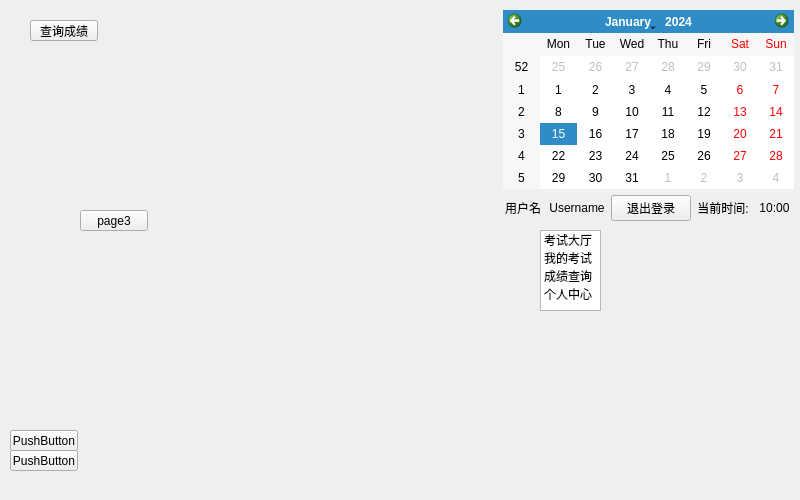
Above: project_testing_0302/mainmenuwidget.ui from MatthewVork/project_testing_0302 before the change. Below: the same form after it.
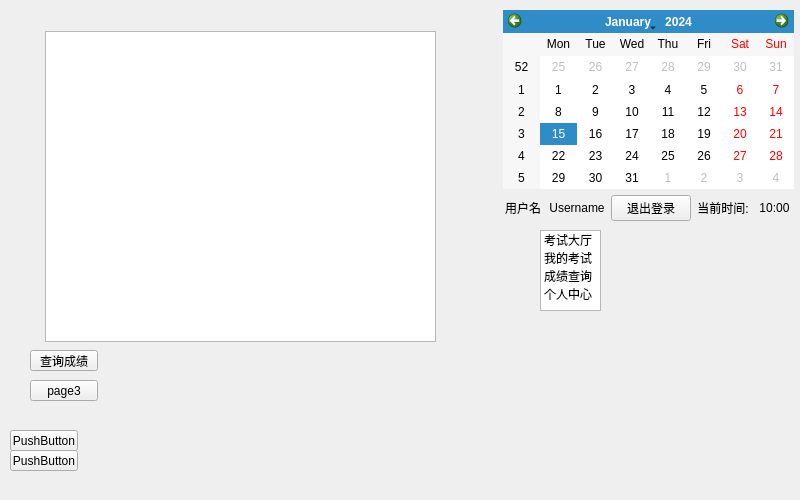
That is the form after the change. The open tabs and pages were chosen to show the change.

Patch:
```diff
--- a/project_testing_0302/mainmenuwidget.ui
+++ b/project_testing_0302/mainmenuwidget.ui
@@ -207,8 +207,8 @@
     <widget class="QPushButton" name="pushButton_5">
      <property name="geometry">
       <rect>
-       <x>60</x>
-       <y>200</y>
+       <x>10</x>
+       <y>370</y>
        <width>68</width>
        <height>21</height>
       </rect>
@@ -221,7 +221,7 @@
      <property name="geometry">
       <rect>
        <x>10</x>
-       <y>10</y>
+       <y>340</y>
        <width>68</width>
        <height>21</height>
       </rect>
@@ -230,6 +230,16 @@
       <string>查询成绩</string>
      </property>
     </widget>
+    <widget class="QTableWidget" name="tableWidget_scores">
+     <property name="geometry">
+      <rect>
+       <x>25</x>
+       <y>21</y>
+       <width>391</width>
+       <height>311</height>
+      </rect>
+     </property>
+    </widget>
    </widget>
    <widget class="QWidget" name="page2">
     <layout class="QGridLayout" name="gridLayout">
```
Left out of the diff: 2 changed lines with no effect on the pictures.
